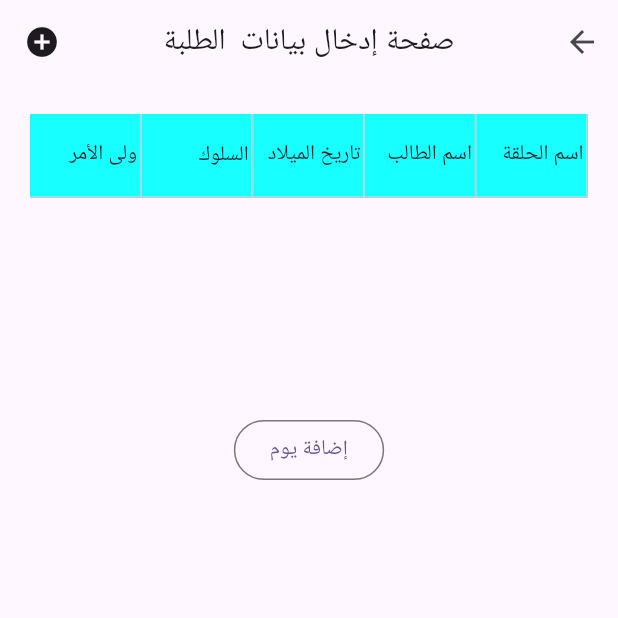
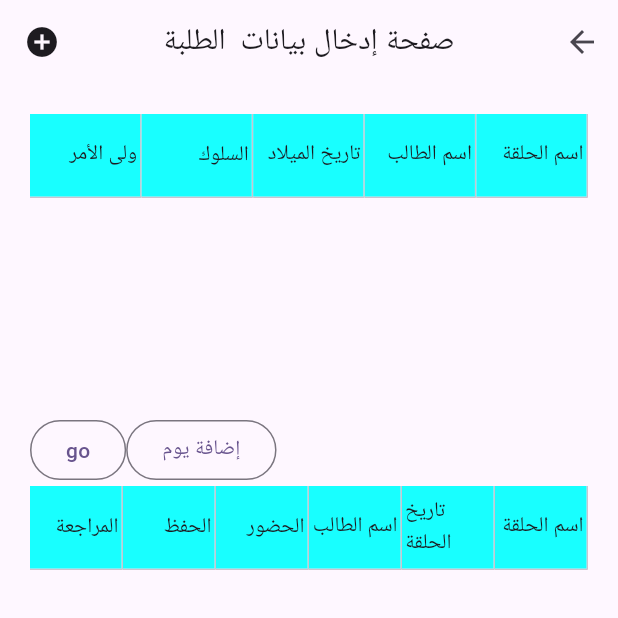
Before and after one commit to mhussin2008/q_ring_test_general, a Flutter app: the dataEntryScreen screen opened directly, after a tap on "إضافة يوم", on a phone screen of 412 x 824 dp, the top half of it. Run offline on Flutter 3.47's test engine with Material 3 defaults, Android fonts, the phone set to English and light mode, and no system bars; drawn by our look-alikes of syncfusion_flutter_datagrid; our stand-ins replace fluttertoast, sqflite; accounts and stored records are empty.

```diff
--- a/lib/Data/newDataModels.dart
+++ b/lib/Data/newDataModels.dart
@@ -47,7 +47,8 @@ class dataListClass{
 }
 //////////////////////////////////////////////////
 class data{
-  static List<dataListClass> inst=[dataListClass(['rname','date','data'],
+  static List<dataListClass> inst= [
+    dataListClass(['rname','date','data'],
       ['اسم الحلقة','تاريخ إنشائها','بيانات'],'الحلقات'),
 
     dataListClass(['rname','aname','adate','behave','parent'],
@@ -55,13 +56,13 @@ class data{
 
 
     dataListClass(['rname','sessiondate','aname','presence','saving','recovery'], [
-      'اسم الحلقة','تاريخ الحلقة','اسم الطالب','الحضور','الحفظ','المراجعةشححم'
+      'اسم الحلقة','تاريخ الحلقة','اسم الطالب','الحضور','الحفظ','المراجعة'
     ], 'الحصص')
 
   ];
 
 
   static String dbaseName='ringdbase.db';
-  static List<String> tableNames=['ringtable','studenttable'];
+  static List<String> tableNames=['ringtable','studenttable','sessions'];
   static List<bool> link=[false,true];
 }
--- a/lib/Screens/dataEntryScreen.dart
+++ b/lib/Screens/dataEntryScreen.dart
@@ -1,6 +1,7 @@
 import 'dart:io';
 import 'package:flutter/material.dart';
 import 'package:fluttertoast/fluttertoast.dart';
+import 'package:intl/intl.dart' as intl;
 import 'package:sqflite/sqflite.dart';
 import 'package:syncfusion_flutter_datagrid/datagrid.dart';
 import '../Data/recordsDataSource.dart';
@@ -35,12 +36,12 @@ class _dataEntryScreenState extends State<dataEntryScreen> {
         (index) => TextEditingController());
     dataController[0].text = (widget.subTable == true) ? widget.selected : '';
 
-    CheckDbase().then((value) {
+    CheckDbase(widget.index).then((value) {
       print(value);
       return {
         if (value == 'Ok')
           {
-            GetFromDb().then((value) => {print('Loaded all data')})
+            GetFromDb(widget.index).then((value) => {print('Loaded all data')})
           }
       };
     });
@@ -58,7 +59,10 @@ class _dataEntryScreenState extends State<dataEntryScreen> {
   @override
   Widget build(BuildContext context) {
     DataGridController dataGridController = DataGridController();
+    DataGridController dataGridController2 = DataGridController();
+
     RecordsDataSource dataSource = RecordsDataSource(widget.index);
+    RecordsDataSource dataSource2 = RecordsDataSource(2);
 
     return Scaffold(
         resizeToAvoidBottomInset: false,
@@ -90,7 +94,9 @@ class _dataEntryScreenState extends State<dataEntryScreen> {
               mainAxisAlignment: MainAxisAlignment.start,
               children: [
                 if (folded) ...[
-                  for (int i = 0; i < data.inst[widget.index].Headers.length; i++)
+                  for (int i = 0;
+                      i < data.inst[widget.index].Headers.length;
+                      i++)
                     Padding(
                       padding: const EdgeInsets.all(5.0),
                       child: Row(
@@ -160,10 +166,10 @@ class _dataEntryScreenState extends State<dataEntryScreen> {
                             print(data.inst[widget.index].RecordsList);
                           });
 
-                          String retVal = await CheckDbase();
+                          String retVal = await CheckDbase(widget.index);
                           if (retVal == 'Ok') {
                             print('ok');
-                            await AddtoDb();
+                            await AddtoDb(widget.index);
                           }
                           // for (int i = 0; i < dataController.length; i++) {
                           //   dataController[i].text = '';
@@ -192,8 +198,8 @@ class _dataEntryScreenState extends State<dataEntryScreen> {
                           FocusManager.instance.primaryFocus?.unfocus();
                           //print(TestList.toString());
                           //print(TestList.length.toDouble());
-                          dataGridController
-                              .refreshRow(data.inst[widget.index].Headers.length);
+                          dataGridController.refreshRow(
+                              data.inst[widget.index].Headers.length);
                           //dataGridController.scrollToRow(QaryList.length.toDouble());
 
                           // Navigator.pop(context);
@@ -244,8 +250,8 @@ class _dataEntryScreenState extends State<dataEntryScreen> {
                                   //         ?.getCells()
                                   //         .first
                                   //         .value);
-                                  data.inst[widget.index].RecordsList.removeWhere(
-                                      (test) =>
+                                  data.inst[widget.index].RecordsList
+                                      .removeWhere((test) =>
                                           test.dataList[0] ==
                                           dataGridController.selectedRow
                                               ?.getCells()
@@ -267,7 +273,8 @@ class _dataEntryScreenState extends State<dataEntryScreen> {
                               ? OutlinedButton(
                                   onPressed: () {
                                     String Selected = '';
-                                    if (dataGridController.selectedRow != null) {
+                                    if (dataGridController.selectedRow !=
+                                        null) {
                                       Selected = dataGridController.selectedRow!
                                           .getCells()
                                           .first
@@ -283,11 +290,13 @@ class _dataEntryScreenState extends State<dataEntryScreen> {
                                         Navigator.push(
                                             context,
                                             MaterialPageRoute(
-                                                builder: (BuildContext context) =>
+                                                builder:
+                                                    (BuildContext context) =>
                                                         dataEntryScreen(
                                                             index: 1,
                                                             subTable: true,
-                                                        selected: Selected)));
+                                                            selected:
+                                                                Selected)));
                                       }
                                     }
                                     //Navigator.pop(context);
@@ -315,7 +324,7 @@ class _dataEntryScreenState extends State<dataEntryScreen> {
                                   //TestList.clear();
                                   data.inst[widget.index].RecordsList.clear();
                                 });
-                                CheckDbase().then((value) async {
+                                CheckDbase(widget.index).then((value) async {
                                   if (value == 'Ok') {
                                     await ClearDb();
                                   }
@@ -348,21 +357,92 @@ class _dataEntryScreenState extends State<dataEntryScreen> {
                       source: dataSource,
                       columns: dataSource.cols),
                 ),
+                Row(
+                  children: [
+                    OutlinedButton(onPressed: (){
+                      print(data.inst[2].RecordsList);
+                    }, child: Text('go')),
 
-            OutlinedButton(onPressed: (){
+                    OutlinedButton(
+                        onPressed: () async {
+                          String Selected = '';
+                          if (dataGridController.selectedRow != null) {
+                            Selected = dataGridController.selectedRow!
+                                .getCells()
+                                .first
+                                .value
+                                .toString();
 
-            },
-                child: Text('إضافة يوم'))
+                            DateTime? dt = await showDatePicker(
+                                context: context,
+                                initialDate: DateTime.now(),
+                                firstDate: DateTime.now().add(Duration(days: -365)),
+                                lastDate: DateTime.now().add(Duration(days: 365)));
+                            if (dt != null) {
+                              String formattedDate =
+                                  intl.DateFormat('dd-MMMM-yyy').format(dt!);
+
+                              print(formattedDate);
+                              print(widget.index);
+
+                              if (await CheckDbase(2) == 'Ok') {
+                                GetFromDb(1);
+                                if (data.inst[1].RecordsList.length > 0) {
+                                  String rname1 = dataGridController.selectedRow!
+                                      .getCells()
+                                      .first.value
+                                      .toString();
+                                  print('******** $rname1');
+
+                                  List<String> args = [];
+                                  for (int i = 0;
+                                      i < data.inst[1].RecordsList.length;
+                                      i++) {
+                                    args = [];
+                                    args.add(rname1);
+                                    args.add(formattedDate);
+                                    args.add(
+                                        data.inst[1].RecordsList[i].dataList[1]);
+                                    args.add('');
+                                    args.add('');
+                                    args.add('');
+                                    await AddtoDb(2, args);
+                                    print('every thing is ok');
+
+                                    setState(() {
+                                      data.inst[2].RecordsList.add(dataSingleRecord(args));
+                                    });
+
+                                  }
 
 
-
+                                }
+                              }
+                            }
+                          }
+                        },
+                        child: Text('إضافة يوم')),
+                  ],
+                ),
+                SfDataGrid(
+                    shrinkWrapRows: true,
+                    allowEditing: true,
+                    allowSorting: true,
+                    selectionMode: SelectionMode.single,
+                    columnWidthMode: ColumnWidthMode.fill,
+                    isScrollbarAlwaysShown: true,
+                    gridLinesVisibility: GridLinesVisibility.both,
+                    headerGridLinesVisibility: GridLinesVisibility.both,
+                    controller: dataGridController2,
+                    source: dataSource2,
+                    columns: dataSource2.cols)
               ],
             ),
           ),
         ));
   }
 
-  Future<String> CheckDbase() async {
+  Future<String> CheckDbase(int idx) async {
     var databasesPath = await getDatabasesPath();
     var dbFilePath = '$databasesPath/${data.dbaseName}';
     var dbExists = File(dbFilePath).existsSync();
@@ -376,14 +456,14 @@ class _dataEntryScreenState extends State<dataEntryScreen> {
       return 'No';
     }
     var tables = await db.rawQuery(
-        'SELECT * FROM sqlite_master WHERE name="${data.tableNames[widget.index]}";');
+        'SELECT * FROM sqlite_master WHERE name="${data.tableNames[idx]}";');
 
     if (tables.isEmpty) {
       // Create the table
       print('no such table');
       String fields = '';
-      for (int i = 0; i < data.inst[widget.index].Headers.length; i++) {
-        fields = fields + data.inst[widget.index].Headers[i] + ' TEXT ,';
+      for (int i = 0; i < data.inst[idx].Headers.length; i++) {
+        fields = fields + data.inst[idx].Headers[i] + ' TEXT ,';
       }
 
       fields = fields.substring(0, fields.length - 1);
@@ -391,9 +471,10 @@ class _dataEntryScreenState extends State<dataEntryScreen> {
 
       try {
         await db.execute('''
-        CREATE TABLE ${data.tableNames[widget.index]} (
+        CREATE TABLE ${data.tableNames[idx]} (
         ${fields}
         )''');
+        print('table successfully created');
       } catch (err) {
         if (err.toString().contains('DatabaseException') == true) {
           print(err.toString());
@@ -404,7 +485,7 @@ class _dataEntryScreenState extends State<dataEntryScreen> {
     return 'Ok';
   }
 
-  Future<void> AddtoDb() async {
+  Future<void> AddtoDb(int idx, [List<String> args = const ['']]) async {
     var databasesPath = await getDatabasesPath();
     var dbFilePath = '$databasesPath/${data.dbaseName}';
     late Database db;
@@ -413,24 +494,35 @@ class _dataEntryScreenState extends State<dataEntryScreen> {
     //String line = ''' '${dataController[1].text}', '${testdate}' ''';
     String h;
 
-    String headersline = data.inst[widget.index].headersOrdered;
+    String headersline = data.inst[idx].headersOrdered;
 
     String line = '';
+
+    if (idx < 2) {
       for (int i = 0; i < dataController.length; i++) {
         line = line + "'" + dataController[i].text + "'" + ' ,';
       }
-    if (dataController.length > 1) {
+    } else {
+      for (int i = 0; i < args.length; i++) {
+        line = line + "'" + args[i] + "'" + ' ,';
+      }
+    }
+
+    if (dataController.length > 1 && idx < 2) {
+      line = line.substring(0, line.length - 1);
+    }
+    if (args.length > 1 && idx == 2) {
       line = line.substring(0, line.length - 1);
     }
 
     String insertString =
-        '''INSERT INTO ${data.tableNames[widget.index]} ( ${headersline} ) VALUES ( ${line} )''';
+        '''INSERT INTO ${data.tableNames[idx]} ( ${headersline} ) VALUES ( ${line} )''';
 
     print(insertString);
     await db.execute(insertString);
   }
 
-  Future<void> GetFromDb() async {
+  Future<void> GetFromDb(int idx) async {
     var databasesPath = await getDatabasesPath();
     var dbFilePath = '$databasesPath/${data.dbaseName}';
     List<Map<String, dynamic>>? gotlist = [];
@@ -438,17 +530,17 @@ class _dataEntryScreenState extends State<dataEntryScreen> {
     db = await openDatabase(dbFilePath);
     if (widget.subTable == true) {
       String _queryText =
-          '''SELECT * FROM ${data.tableNames[widget.index]} WHERE ${data.inst[widget.index].Headers[0]}= '${widget.selected}' ''';
+          '''SELECT * FROM ${data.tableNames[idx]} WHERE ${data.inst[idx].Headers[0]}= '${widget.selected}' ''';
       print(_queryText);
       gotlist = await db.database.rawQuery(_queryText);
     } else {
-      gotlist = await db.database
-          .rawQuery('SELECT * FROM ${data.tableNames[widget.index]}');
+      gotlist =
+          await db.database.rawQuery('SELECT * FROM ${data.tableNames[idx]}');
     }
 
     print(gotlist);
     setState(() {
-      data.inst[widget.index].RecordsList.clear();
+      data.inst[idx].RecordsList.clear();
       //TestList.clear();
     });
     if (gotlist.isNotEmpty) {
@@ -466,11 +558,11 @@ class _dataEntryScreenState extends State<dataEntryScreen> {
             print(hh);
 
             // print('_datalist=$_datalist');
-            data.inst[widget.index].RecordsList.add(dataSingleRecord(hh));
+            data.inst[idx].RecordsList.add(dataSingleRecord(hh));
           }
           ;
         });
-        print(data.inst[widget.index].RecordsList);
+        print(data.inst[idx].RecordsList);
       });
     }
   }
--- a/pubspec.yaml
+++ b/pubspec.yaml
@@ -41,6 +41,7 @@ dependencies:
   shared_preferences: ^2.1.2
   path:
   path_provider: ^2.0.15
+  intl: ^0.19.0
 
 dev_dependencies:
   flutter_test:
```
Also changed, not shown: pubspec.lock. Lines whose indentation alone changed are shown as unchanged.
